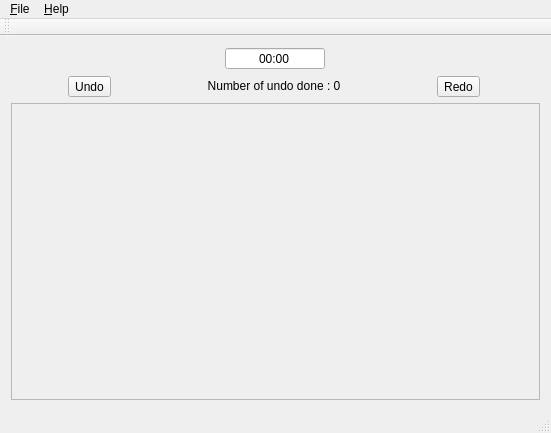
Old version of the form MainWindow.ui in the repository Ezryuk/Takuzu.
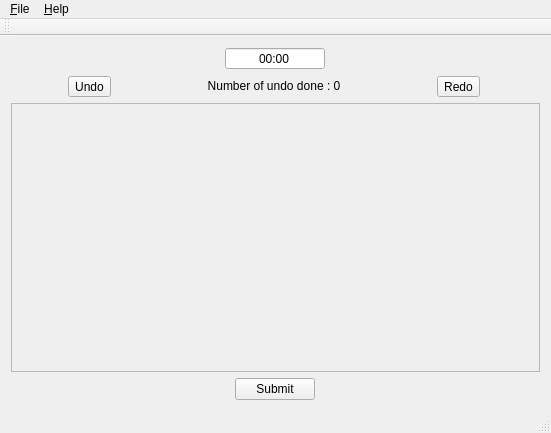
New version of the form. Custom widgets are drawn as their Qt base class.

Patch:
```diff
--- a/MainWindow.ui
+++ b/MainWindow.ui
@@ -97,6 +97,23 @@
       </item>
      </layout>
     </item>
+    <item>
+     <layout class="QHBoxLayout" name="horizontalLayout_3">
+      <item>
+       <widget class="QPushButton" name="submitButton">
+        <property name="maximumSize">
+         <size>
+          <width>80</width>
+          <height>16777215</height>
+         </size>
+        </property>
+        <property name="text">
+         <string>Submit</string>
+        </property>
+       </widget>
+      </item>
+     </layout>
+    </item>
    </layout>
   </widget>
   <widget class="QMenuBar" name="menuBar">
```
